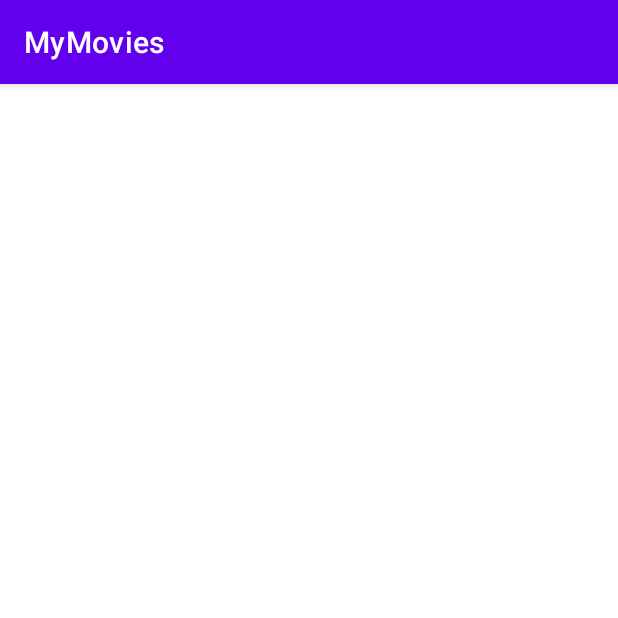
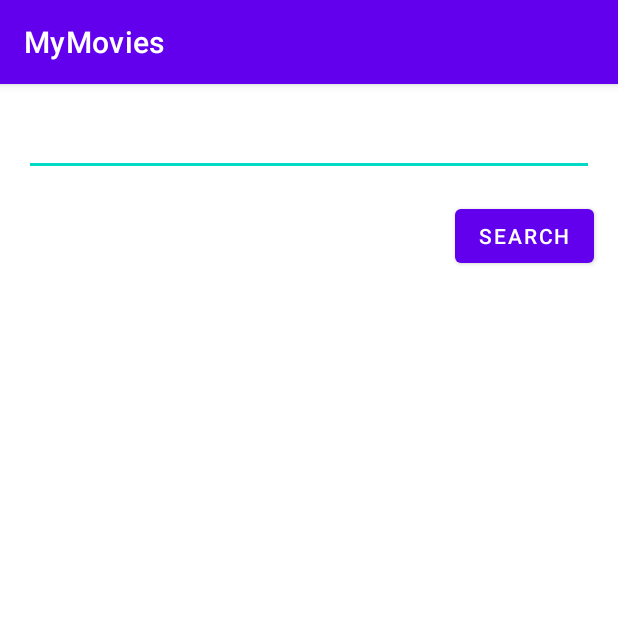
Before and after one commit to Fil-und-moshpiT/MyMovies, an Android app: the screen it shows after launch (MainActivity), on a phone screen of 412 x 824 dp, the top half of it. Run offline under Robolectric (Android 15) with nearby library versions, the light colour scheme and no system bars.

Commit message:
Added all movies fragment with recycler view

```diff
--- /dev/null
+++ b/app/src/main/java/com/filundmoshpit/mymovies/data/Movie.kt
@@ -0,0 +1,5 @@
+package com.filundmoshpit.mymovies.data
+
+class Movie(var name: String, var description: String, var image: String) {
+
+}
--- /dev/null
+++ b/app/src/main/java/com/filundmoshpit/mymovies/fragments/all_movies/AllMoviesFragment.kt
@@ -0,0 +1,56 @@
+package com.filundmoshpit.mymovies.fragments.all_movies
+
+import android.os.Bundle
+import androidx.fragment.app.Fragment
+import android.view.LayoutInflater
+import android.view.View
+import android.view.ViewGroup
+import android.widget.Button
+import android.widget.EditText
+import androidx.recyclerview.widget.LinearLayoutManager
+import androidx.recyclerview.widget.RecyclerView
+import com.filundmoshpit.mymovies.R
+import com.filundmoshpit.mymovies.data.Movie
+
+class AllMoviesFragment : Fragment() {
+
+    private var moviesViewModel = MoviesViewModel()
+
+    private lateinit var viewSearchText: EditText
+    private lateinit var viewSearchButton: Button
+    private lateinit var viewAllMoviesList: RecyclerView
+
+//    override fun onCreate(savedInstanceState: Bundle?) {
+//        super.onCreate(savedInstanceState)
+//    }
+
+    override fun onCreateView(inflater: LayoutInflater, container: ViewGroup?, savedInstanceState: Bundle?): View? {
+        val root = inflater.inflate(R.layout.fragment_all_movies, container, false)
+
+        val moviesAdapter = MoviesAdapter()
+
+        viewSearchText = root.findViewById(R.id.et_search)
+        viewSearchButton = root.findViewById(R.id.b_search)
+        viewSearchButton.setOnClickListener {
+            moviesViewModel.add(Movie(viewSearchText.text.toString(), "", ""))
+        }
+
+        viewAllMoviesList = root.findViewById(R.id.rv_list)
+        viewAllMoviesList.setHasFixedSize(true)
+        viewAllMoviesList.layoutManager = LinearLayoutManager(root.context)
+        viewAllMoviesList.adapter = moviesAdapter
+
+        moviesViewModel.liveData.observe(viewLifecycleOwner, {
+            it?.let {
+                moviesAdapter.submitList(it as MutableList<Movie>)
+            }
+        })
+
+        return root
+    }
+
+    companion object {
+        @JvmStatic
+        fun newInstance() = AllMoviesFragment()
+    }
+}
--- a/app/src/main/java/com/filundmoshpit/mymovies/fragments/main/AllMoviesFragment.kt
+++ /dev/null
@@ -1,29 +0,0 @@
-package com.filundmoshpit.mymovies.fragments.main
-
-import android.os.Bundle
-import androidx.fragment.app.Fragment
-import android.view.LayoutInflater
-import android.view.View
-import android.view.ViewGroup
-import com.filundmoshpit.mymovies.R
-
-class AllMoviesFragment : Fragment() {
-
-    override fun onCreate(savedInstanceState: Bundle?) {
-        super.onCreate(savedInstanceState)
-
-    }
-
-    override fun onCreateView(
-        inflater: LayoutInflater, container: ViewGroup?,
-        savedInstanceState: Bundle?
-    ): View? {
-        // Inflate the layout for this fragment
-        return inflater.inflate(R.layout.fragment_all_movies, container, false)
-    }
-
-    companion object {
-        @JvmStatic
-        fun newInstance() = AllMoviesFragment()
-    }
-}
--- a/app/src/main/res/layout/activity_main.xml
+++ b/app/src/main/res/layout/activity_main.xml
@@ -10,8 +10,7 @@
     <androidx.fragment.app.FragmentContainerView
         android:id="@+id/f_all_movies"
         android:layout_width="match_parent"
-        android:layout_height="50dp"
-        android:name="com.filundmoshpit.mymovies.fragments.main.AllMoviesFragment" />
-
+        android:layout_height="match_parent"
+        android:name="com.filundmoshpit.mymovies.fragments.all_movies.AllMoviesFragment" />
 
 </LinearLayout>
--- a/app/src/main/res/layout/fragment_all_movies.xml
+++ b/app/src/main/res/layout/fragment_all_movies.xml
@@ -4,13 +4,14 @@
     xmlns:tools="http://schemas.android.com/tools"
     android:layout_width="match_parent"
     android:layout_height="match_parent"
-    tools:context=".fragments.main.AllMoviesFragment">
+    tools:context=".fragments.all_movies.AllMoviesFragment">
 
     <EditText
         android:id="@+id/et_search"
         android:layout_width="match_parent"
         android:layout_height="wrap_content"
         android:layout_margin="16dp"
+        android:inputType="text"
         app:layout_constraintEnd_toEndOf="parent"
         app:layout_constraintStart_toStartOf="parent"
         app:layout_constraintTop_toTopOf="parent" />
@@ -20,8 +21,18 @@
         android:layout_width="wrap_content"
         android:layout_height="wrap_content"
         android:layout_margin="16dp"
-        android:text="Search"
+        android:text="@string/search_button_label"
         app:layout_constraintEnd_toEndOf="parent"
         app:layout_constraintTop_toBottomOf="@+id/et_search" />
 
+    <androidx.recyclerview.widget.RecyclerView
+        android:id="@+id/rv_list"
+        android:layout_width="match_parent"
+        android:layout_height="0dp"
+        app:layoutManager="androidx.recyclerview.widget.LinearLayoutManager"
+        app:layout_constraintBottom_toBottomOf="parent"
+        app:layout_constraintStart_toStartOf="parent"
+        app:layout_constraintTop_toBottomOf="@+id/b_search"
+        app:layout_constraintVertical_bias="0.0" />
+
 </androidx.constraintlayout.widget.ConstraintLayout>
--- /dev/null
+++ b/app/src/main/res/values-night/strings.xml
@@ -0,0 +1,4 @@
+<?xml version="1.0" encoding="utf-8"?>
+<resources>
+    <string name="search_button_label">Search</string>
+</resources>
--- a/app/src/main/res/values/strings.xml
+++ b/app/src/main/res/values/strings.xml
@@ -2,4 +2,5 @@
     <string name="app_name">MyMovies</string>
     <!-- TODO: Remove or change this placeholder text -->
     <string name="hello_blank_fragment">Hello blank fragment</string>
+    <string name="search_button_label">Search</string>
 </resources>
```
Also changed, not shown: app/src/main/java/com/filundmoshpit/mymovies/MainActivity.kt (+10 -1 lines), app/src/main/java/com/filundmoshpit/mymovies/fragments/all_movies/MoviesAdapter.kt (added, +83 -0 lines), app/src/main/java/com/filundmoshpit/mymovies/fragments/all_movies/MoviesViewModel.kt (added, +26 -0 lines), app/src/main/res/layout/movie_item.xml (added, +34 -0 lines).
